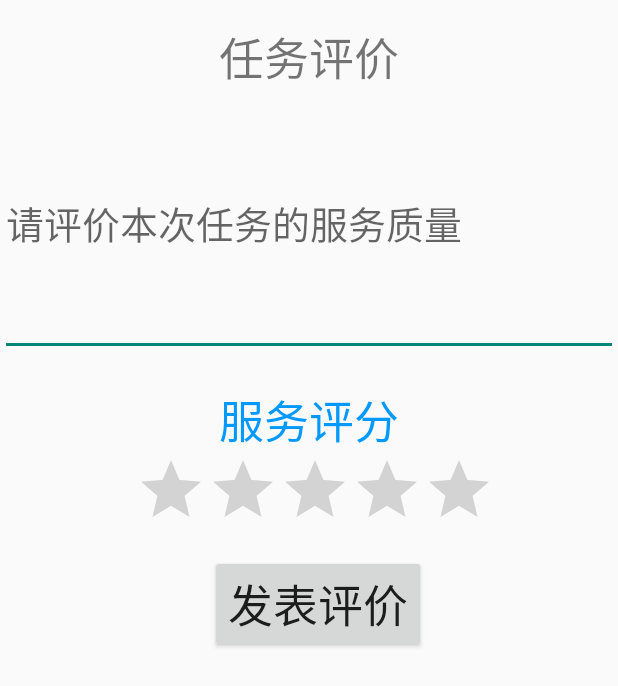
After one commit to Wang010824/BigHomeWork, an Android app: the EvaluationActivity screen opened directly, with no data from a screen before it, on a phone screen of 412 x 824 dp. The commit adds this screen. Shown: the top 686 px of the screen. Run offline under Robolectric (Android 15) with nearby library versions, the phone set to English and light mode, and no system bars.

Commit message:
我的评价已完成

```diff
--- a/app/src/main/AndroidManifest.xml
+++ b/app/src/main/AndroidManifest.xml
@@ -32,8 +32,11 @@
         <activity
             android:name="com.example.Activity.RegisterActivity"
             android:exported="true"></activity>
+        <activity android:name="com.example.Activity.EvaluationActivity" />
         <activity android:name="com.example.Fragment.Fragment_HomePage_Set" />
         <activity android:name="com.example.Fragment.Fragment_HomePage_Wallet" />
+        <activity android:name="com.example.Fragment.Fragment_HomePage_Task" />
+        <activity android:name="com.example.Fragment.Fragment_HomePage_Evaluation" />
         <activity android:name="com.example.Activity.CaptureActivity" />
     </application>
 
--- /dev/null
+++ b/app/src/main/java/com/example/Activity/EvaluationActivity.java
@@ -0,0 +1,31 @@
+package com.example.Activity;
+
+import android.app.Activity;
+import android.os.Bundle;
+import android.view.View;
+import android.widget.Button;
+import android.widget.RatingBar;
+import android.widget.Toast;
+
+import com.example.Fragment.Fragment_HomePage_Evaluation;
+import com.example.myapplication.R;
+
+public class EvaluationActivity extends Activity {
+    @Override
+    protected void onCreate(Bundle savedInstanceState) {
+        super.onCreate(savedInstanceState);
+        setContentView(R.layout.activity_evaluation);
+
+        RatingBar ratingBar=findViewById(R.id.ratingbar);
+        Button btn=findViewById(R.id.btn);
+        btn.setOnClickListener(new View.OnClickListener() {
+            @Override
+            public void onClick(View v) {
+                float rating=ratingBar.getRating();//获取当前的星数
+                Toast.makeText(EvaluationActivity.this,
+                        "你评价了"+rating+"颗星,感谢您的支持！",Toast.LENGTH_LONG).show();
+
+            }
+        });
+    }
+}
--- /dev/null
+++ b/app/src/main/res/layout/activity_evaluation.xml
@@ -0,0 +1,51 @@
+<?xml version="1.0" encoding="utf-8"?>
+<LinearLayout xmlns:android="http://schemas.android.com/apk/res/android"
+    android:layout_width="match_parent"
+    android:orientation="vertical"
+    android:layout_height="match_parent">
+    <TextView
+        android:layout_width="wrap_content"
+        android:layout_height="wrap_content"
+        android:textSize="30sp"
+        android:text="任务评价"
+        android:layout_marginTop="15sp"
+        android:layout_gravity="center"/>
+    <EditText
+        android:id="@+id/etxt"
+        android:layout_width="match_parent"
+        android:layout_height="wrap_content"
+        android:lines="5"
+        android:hint="请评价本次任务的服务质量"
+        android:textSize="25sp"/>
+    <TextView
+        android:id="@+id/txt"
+        android:layout_below="@id/etxt"
+        android:layout_width="match_parent"
+        android:layout_height="wrap_content"
+        android:gravity="center"
+        android:text="服务评分"
+        android:textColor="@color/blue"
+        android:layout_marginTop="20dp"
+        android:textSize="30sp"/>
+
+    <RatingBar
+        android:id="@+id/ratingbar"
+        android:layout_width="wrap_content"
+        android:layout_height="wrap_content"
+        android:layout_below="@id/txt"
+        android:layout_marginLeft="90sp"
+        android:progressTint="@color/yellow"
+        android:rating="0"
+        android:stepSize="0.5" />
+
+    <Button
+        android:id="@+id/btn"
+        android:layout_width="wrap_content"
+        android:layout_height="wrap_content"
+        android:layout_below="@id/ratingbar"
+        android:layout_alignRight="@id/txt"
+        android:layout_marginLeft="140sp"
+        android:layout_marginTop="10sp"
+        android:text="发表评价"
+        android:textSize="30sp" />
+</LinearLayout>
--- a/app/src/main/res/values/colors.xml
+++ b/app/src/main/res/values/colors.xml
@@ -15,6 +15,6 @@
     <color name="darker_gray">#7A7979</color>
     <color name="white_transparent">#03FFFFFF</color>
     <color name="light_gray">#D8D8D8</color>
-
+    <color name="yellow">#ffff00</color>
 
 </resources>
```
Also changed, not shown: app/src/main/java/com/example/Fragment/Fragment_HomePage.java (+10 -0 lines), app/src/main/java/com/example/Fragment/Fragment_HomePage_Evaluation.java (added, +131 -0 lines), app/src/main/res/layout/evaluation_adapter.xml (added, +31 -0 lines), app/src/main/res/layout/fragment4_evaluation.xml (added, +35 -0 lines), gradle/wrapper/gradle-wrapper.properties.
